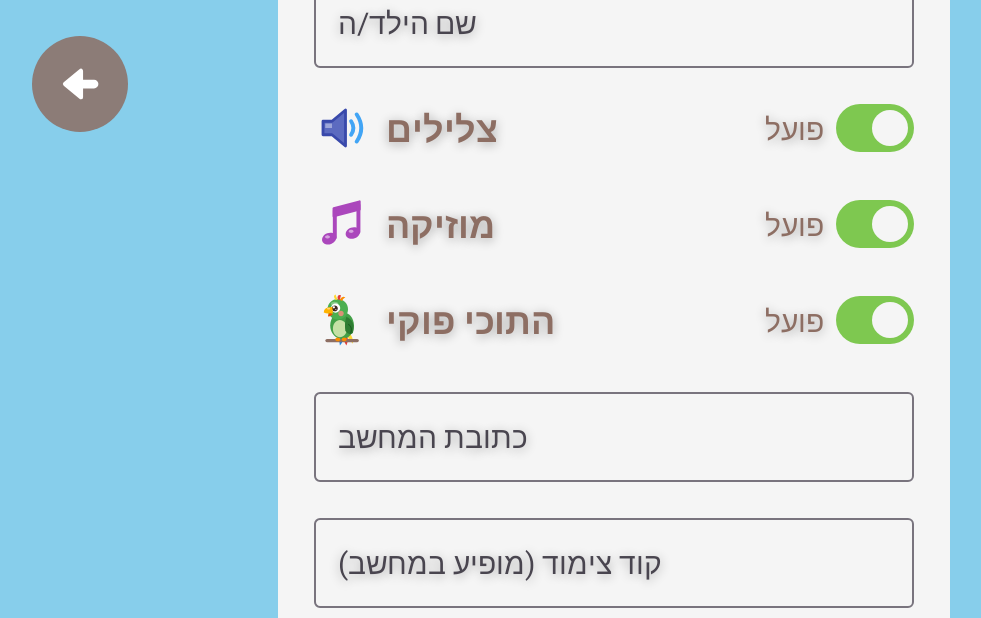
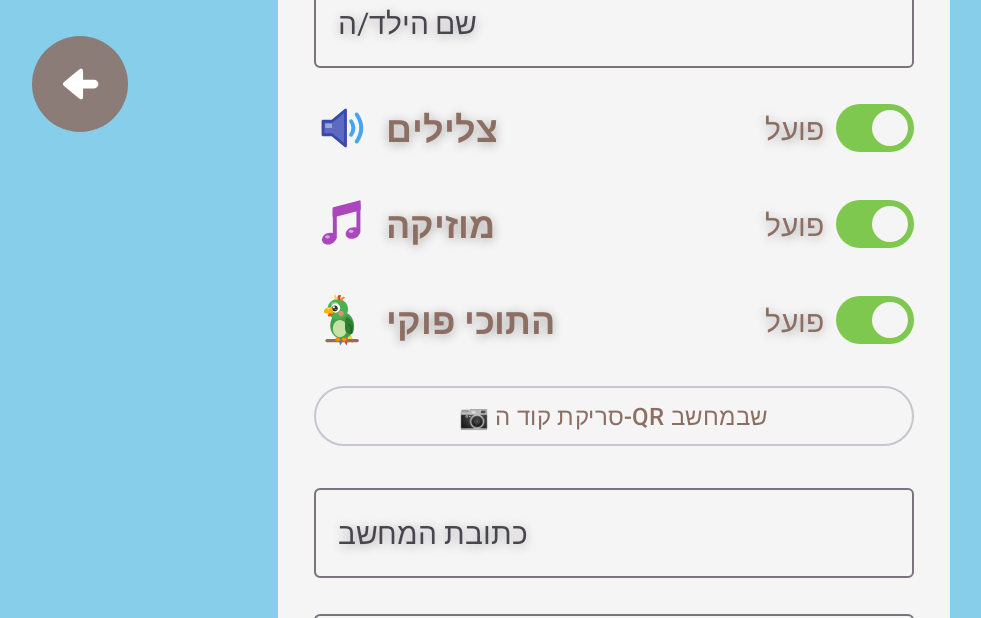
Before and after one commit to TomSadeh/puki, an Android app built with Jetpack Compose: the composable SettingsScreen shown on its own in the app's theme, scrolled down 288 dp, on a phone screen of 824 x 412 dp (held sideways). Shown: the whole screen, without its empty margins (4-985 px from the left). Run offline under Robolectric (Android 15) with nearby library versions, the phone set to English and light mode, and no system bars; libraries missing offline, so code that uses them is left out: com.journeyapps.barcodescanner; 1 statement that could not run was skipped.

Commit message:
Pair with the PC by scanning the dashboard's QR code
Settings and the welcome screen get a "Scan the QR code on the PC" button
(ZXing, no Play services or network; camera permission asked only on tap).
Only puki://pair?host=<ip>:<port>&code=<CODE> is accepted, with the host and
code checked before they are saved.

Co-Authored-By: Claude Opus 5.5 <noreply@anthropic.com>

```diff
--- a/app/build.gradle.kts
+++ b/app/build.gradle.kts
@@ -76,6 +76,9 @@ dependencies {
     // DataStore
     implementation("androidx.datastore:datastore-preferences:1.0.0")
 
+    // QR scanner for pairing with the PC (ZXing: no Play services, no network)
+    implementation("com.journeyapps:zxing-android-embedded:4.3.0")
+
     // Testing
     testImplementation("junit:junit:4.13.2")
     androidTestImplementation("androidx.test.ext:junit:1.1.5")
--- a/app/src/main/java/com/olamkatan/ui/settings/SettingsScreen.kt
+++ b/app/src/main/java/com/olamkatan/ui/settings/SettingsScreen.kt
@@ -19,6 +19,7 @@ import androidx.compose.ui.text.input.KeyboardType
 import androidx.compose.foundation.text.KeyboardActions
 import androidx.compose.foundation.text.KeyboardOptions
 import androidx.compose.material3.OutlinedTextField
+import androidx.compose.material3.OutlinedButton
 import androidx.annotation.DrawableRes
 import androidx.compose.foundation.Image
 import androidx.compose.foundation.background
@@ -171,6 +172,31 @@ fun SettingsScreen(
                     onToggle = { settingsViewModel.toggleCompanion(settings.companionEnabled) }
                 )
                 if (settings.companionEnabled) {
+                    // Scan the QR code on the brain's dashboard instead of typing address and code
+                    var scanFailed by remember { mutableStateOf(false) }
+                    val scan = rememberPairingScanner(
+                        BilingualText("כוונו אל קוד ה-QR שבמחשב", "Point at the QR code on the PC").resolve(language)
+                    ) { link ->
+                        scanFailed = link == null
+                        if (link != null) {
+                            settingsViewModel.setCompanionAddress(link.host)
+                            settingsViewModel.setCompanionCode(link.code)
+                        }
+                    }
+                    OutlinedButton(onClick = scan, modifier = Modifier.fillMaxWidth()) {
+                        Text(
+                            BilingualText("📷 סריקת קוד ה-QR שבמחשב", "📷 Scan the QR code on the PC").resolve(language),
+                            style = MaterialTheme.typography.titleMedium,
+                            color = EarthBrown
+                        )
+                    }
+                    if (scanFailed) {
+                        Text(
+                            BilingualText("זה לא קוד ה-QR של פוקי, נסו שוב", "That isn't Puki's QR code, try again").resolve(language),
+                            style = MaterialTheme.typography.bodyLarge,
+                            color = EarthBrown
+                        )
+                    }
                     // Address of the PC running brain/doorbell.py (saved when editing finishes)
                     var address by remember(settings.companionAddress) { mutableStateOf(settings.companionAddress) }
                     OutlinedTextField(
```
Also changed, not shown: app/src/main/java/com/olamkatan/ui/onboarding/OnboardingScreen.kt (+21 -0 lines), app/src/main/java/com/olamkatan/ui/settings/PairingScan.kt (added, +54 -0 lines), 1 other file.
